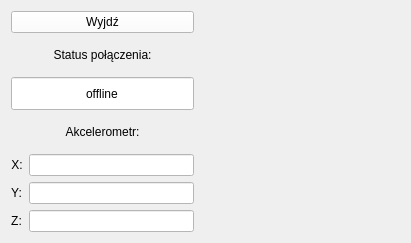
First picture: the form in prj/QT/test.ui, repository BenZdunczuk/Retro_Pong, before the edit.
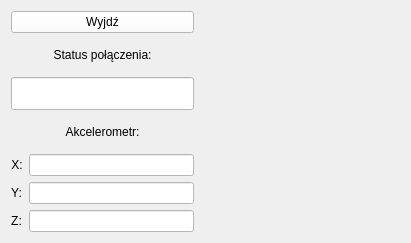
Second picture: the form after the edit.

What changed in the file:
```diff
--- a/prj/QT/test.ui
+++ b/prj/QT/test.ui
@@ -74,7 +74,7 @@
 }</string>
          </property>
          <property name="text">
-          <string>offline</string>
+          <string/>
          </property>
          <property name="alignment">
           <set>Qt::AlignmentFlag::AlignCenter</set>
```
